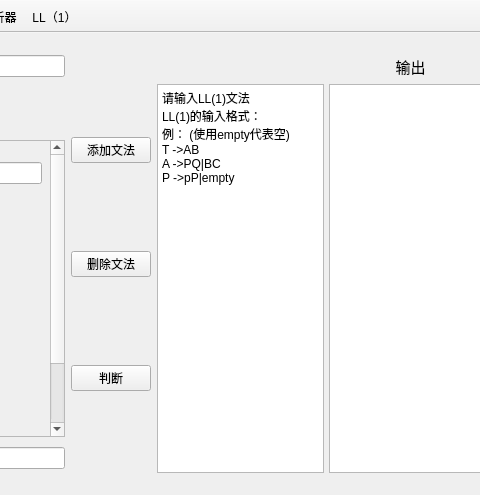
First picture: the form in CompilersTechnology/CompilersTechnology.ui, repository AkingDsq/CompilersTechnology, before the edit; both pictures show x 274 to 754 and y 0 to 495 of the 960 by 495 pixel window.
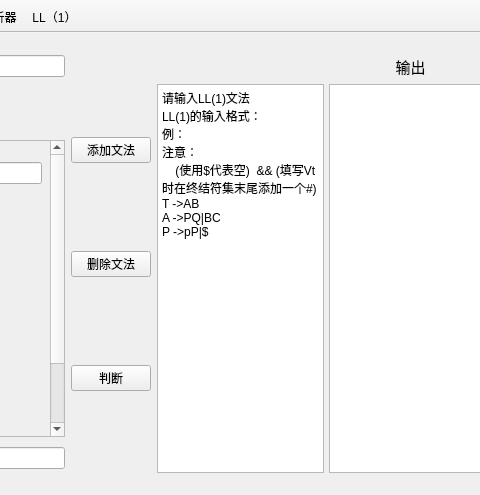
Second picture: the form after the edit. The open tabs and pages were chosen to show the change.

The edit to the form file:
```diff
--- a/CompilersTechnology/CompilersTechnology.ui
+++ b/CompilersTechnology/CompilersTechnology.ui
@@ -1183,10 +1183,12 @@
 &lt;/style&gt;&lt;/head&gt;&lt;body style=&quot; font-family:'Microsoft YaHei UI'; font-size:9pt; font-weight:400; font-style:normal;&quot;&gt;
 &lt;p style=&quot; margin-top:0px; margin-bottom:0px; margin-left:0px; margin-right:0px; -qt-block-indent:0; text-indent:0px;&quot;&gt;请输入LL(1)文法&lt;/p&gt;
 &lt;p style=&quot; margin-top:0px; margin-bottom:0px; margin-left:0px; margin-right:0px; -qt-block-indent:0; text-indent:0px;&quot;&gt;LL(1)的输入格式： &lt;/p&gt;
-&lt;p style=&quot; margin-top:0px; margin-bottom:0px; margin-left:0px; margin-right:0px; -qt-block-indent:0; text-indent:0px;&quot;&gt;例： (使用empty代表空)&lt;/p&gt;
+&lt;p style=&quot; margin-top:0px; margin-bottom:0px; margin-left:0px; margin-right:0px; -qt-block-indent:0; text-indent:0px;&quot;&gt;例： &lt;/p&gt;
+&lt;p style=&quot; margin-top:0px; margin-bottom:0px; margin-left:0px; margin-right:0px; -qt-block-indent:0; text-indent:0px;&quot;&gt;注意：&lt;/p&gt;
+&lt;p style=&quot; margin-top:0px; margin-bottom:0px; margin-left:0px; margin-right:0px; -qt-block-indent:0; text-indent:0px;&quot;&gt;    (使用$代表空)  &amp;amp;&amp;amp; (填写Vt时在终结符集末尾添加一个#)&lt;/p&gt;
 &lt;p style=&quot; margin-top:0px; margin-bottom:0px; margin-left:0px; margin-right:0px; -qt-block-indent:0; text-indent:0px;&quot;&gt;T -&amp;gt;AB&lt;/p&gt;
 &lt;p style=&quot; margin-top:0px; margin-bottom:0px; margin-left:0px; margin-right:0px; -qt-block-indent:0; text-indent:0px;&quot;&gt;A -&amp;gt;PQ|BC&lt;/p&gt;
-&lt;p style=&quot; margin-top:0px; margin-bottom:0px; margin-left:0px; margin-right:0px; -qt-block-indent:0; text-indent:0px;&quot;&gt;P -&amp;gt;pP|empty&lt;/p&gt;
+&lt;p style=&quot; margin-top:0px; margin-bottom:0px; margin-left:0px; margin-right:0px; -qt-block-indent:0; text-indent:0px;&quot;&gt;P -&amp;gt;pP|$&lt;/p&gt;
 &lt;p style=&quot;-qt-paragraph-type:empty; margin-top:0px; margin-bottom:0px; margin-left:0px; margin-right:0px; -qt-block-indent:0; text-indent:0px;&quot;&gt;&lt;br /&gt;&lt;/p&gt;&lt;/body&gt;&lt;/html&gt;</string>
                 </property>
                </widget>
```
